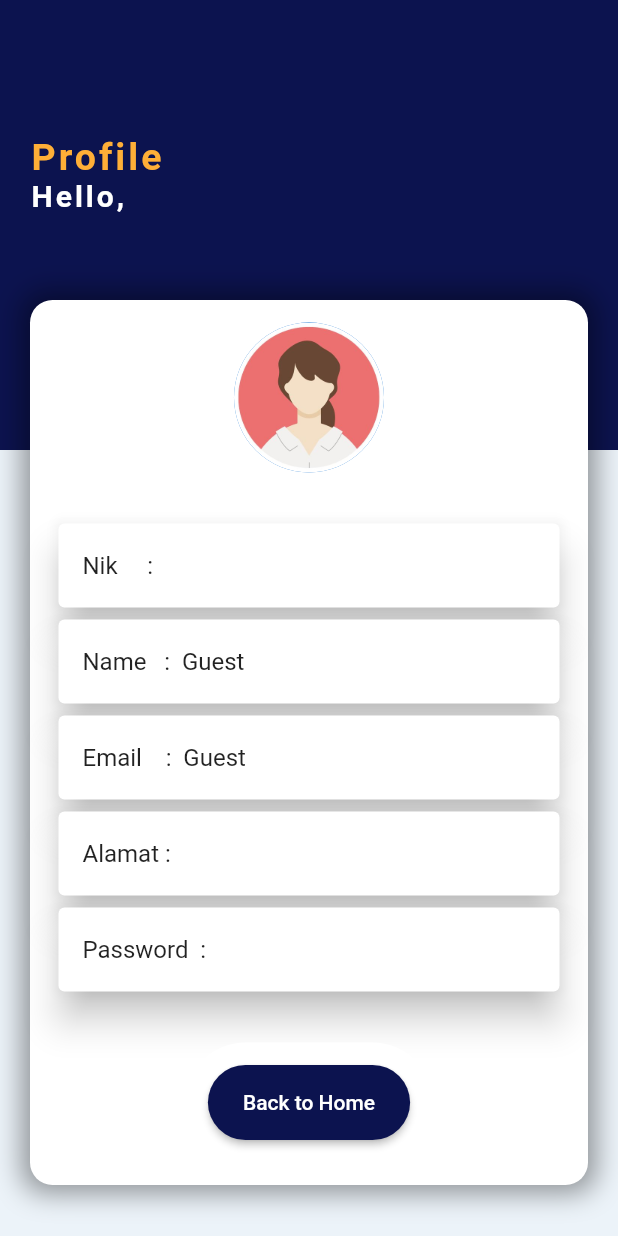
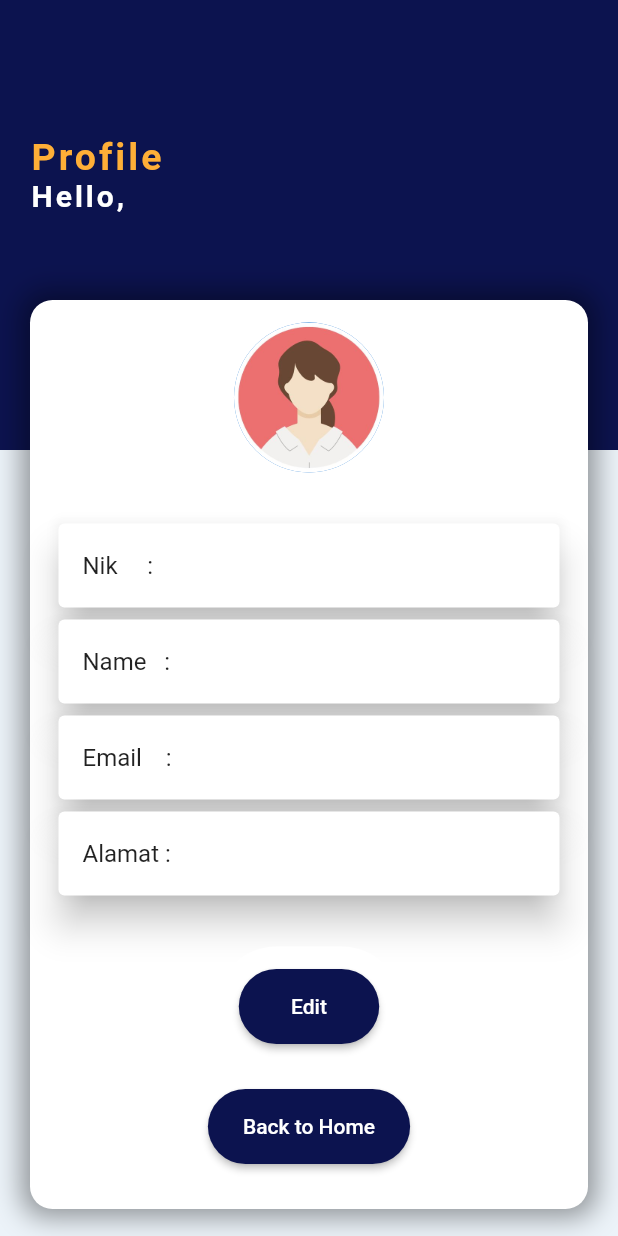
Before and after one commit to FithaAqyla/FinalExam_PencatatanKegiatanWFH, a Flutter app: the ProfilePage screen opened directly, on a phone screen of 412 x 824 dp. Run offline on Flutter 3.47's test engine with Material 2 defaults, Android fonts, the phone set to English and light mode, and no system bars; our stand-ins replace cloud_firestore, firebase_auth, firebase_core, lottie; accounts and stored records are empty; statements that could not run were skipped.

Commit message:
fix profile page

```diff
--- a/lib/view/profile.dart
+++ b/lib/view/profile.dart
@@ -1,8 +1,8 @@
-import 'package:finalexamflutter/controller/home_controller.dart';
-import 'package:finalexamflutter/model/home_model.dart';
-
+import 'package:finalexamflutter/controller/auth_controller.dart';
+import 'package:finalexamflutter/model/user_model.dart';
 import 'package:finalexamflutter/view/color.dart';
 import 'package:finalexamflutter/view/home_page.dart';
+import 'package:finalexamflutter/view/update_profile.dart';
 import 'package:flutter/material.dart';
 
 class ProfilePage extends StatefulWidget {
@@ -13,15 +13,19 @@
 }
 
 class _ProfilePageState extends State<ProfilePage> {
-  final homeController = HomeController();
+  final authController = AuthController();
   final formKey = GlobalKey<FormState>();
-  HomeModel? data;
-  // @override
-  // void initState() {
-  //   // TODO: implement initState
-  //   super.initState();
-  //   homeController.initial();
-  // }
+
+  UserModel? user;
+
+  @override
+  void initState() {
+    super.initState();
+    authController.getUser().then((value) {
+      user = value;
+      setState(() {});
+    });
+  }
 
   @override
   Widget build(BuildContext context) {
@@ -29,7 +33,7 @@
       backgroundColor: backgroundColor,
       body: SingleChildScrollView(
         child: SizedBox(
-          height: MediaQuery.of(context).size.height * 1.2,
+          height: MediaQuery.of(context).size.height,
           child: Stack(
             fit: StackFit.expand,
             children: [
@@ -46,8 +50,8 @@
                     children: [
                       RichText(
                         text: TextSpan(
-                          text: "Profile",
-                          style: TextStyle(
+                          text: 'Profile',
+                          style: const TextStyle(
                             fontSize: 25,
                             letterSpacing: 2,
                             color: Color.fromARGB(255, 255, 175, 55),
@@ -55,9 +59,8 @@
                           ),
                           children: [
                             TextSpan(
-                              text:
-                                  '\nHello, ${homeController.data?.user.name ?? ''} ',
-                              style: TextStyle(
+                              text: '\nHello, ${user?.name ?? ''} ',
+                              style: const TextStyle(
                                 color: Colors.white,
                                 fontWeight: FontWeight.bold,
                                 fontSize: 20,
@@ -94,22 +97,22 @@
                     key: formKey,
                     child: Column(
                       children: [
-                        Container(
+                        DecoratedBox(
                           decoration: BoxDecoration(
                             color: Colors.white,
                             borderRadius: BorderRadius.circular(30),
                           ),
-                          child: (Row(
+                          child: Row(
                             mainAxisAlignment: MainAxisAlignment.center,
                             children: const [
                               CircleAvatar(
-                                maxRadius: 50.0,
-                                minRadius: 50.0,
+                                maxRadius: 50,
+                                minRadius: 50,
                                 backgroundImage:
                                     AssetImage('assets/image/profile.jpg'),
                               )
                             ],
-                          )),
+                          ),
                         ),
                         const SizedBox(
                           height: 30,
@@ -118,39 +121,62 @@
                           elevation: 10,
                           child: ListTile(
                             title: Text(
-                                'Nik     :  ${homeController.data?.user.nik ?? ''} '),
+                              'Nik     :  ${user?.nik ?? ''} ',
+                            ),
                           ),
                         ),
                         Card(
                           elevation: 10,
                           child: ListTile(
                             title: Text(
-                                'Name   :  ${homeController.data?.user.name ?? 'Guest'} '),
+                              'Name   :  ${user?.name ?? 'Guest'} ',
+                            ),
                           ),
                         ),
                         Card(
                           elevation: 10,
                           child: ListTile(
                             title: Text(
-                                'Email    :  ${homeController.data?.user.email ?? 'Guest'} '),
+                              'Email    :  ${user?.email ?? 'Guest'} ',
+                            ),
                           ),
                         ),
                         Card(
                           elevation: 10,
                           child: ListTile(
                             title: Text(
-                                'Alamat :  ${homeController.data?.user.alamat ?? ''} '),
+                              'Alamat :  ${user?.alamat ?? ''} ',
                             ),
-                        ),
-                        Card(
-                          elevation: 10,
-                          child: ListTile(
-                            title: Text(
-                                'Password  :  ${homeController.data?.user.password ?? ''} '),
                           ),
                         ),
                         const SizedBox(
                           height: 30,
+                        ),
+                        Container(
+                          width: MediaQuery.of(context).size.width * .3,
+                          height: 80,
+                          padding: const EdgeInsets.all(15),
+                          decoration: BoxDecoration(
+                            color: Colors.white,
+                            borderRadius: BorderRadius.circular(50),
+                          ),
+                          child: ElevatedButton(
+                            style: ElevatedButton.styleFrom(
+                              shape: RoundedRectangleBorder(
+                                borderRadius: BorderRadius.circular(100),
+                              ),
+                              backgroundColor: backgroundss,
+                            ),
+                            onPressed: () {
+                              Navigator.push(
+                                context,
+                                MaterialPageRoute<Widget>(
+                                  builder: (context) => const EditProfilPage(),
+                                ),
+                              );
+                            },
+                            child: const Text('Edit'),
+                          ),
                         ),
                         Container(
                           width: MediaQuery.of(context).size.width * .4,
@@ -170,12 +196,13 @@
                             onPressed: () {
                               Navigator.push(
                                 context,
-                                  MaterialPageRoute(
+                                MaterialPageRoute<Widget>(
                                   builder: (context) => const HomePage(),
                                 ),
                               );
                             },
-                              child: const Text('Back to Home')),
+                            child: const Text('Back to Home'),
+                          ),
                         ),
                       ],
                     ),
```
Lines whose indentation alone changed are shown as unchanged.
